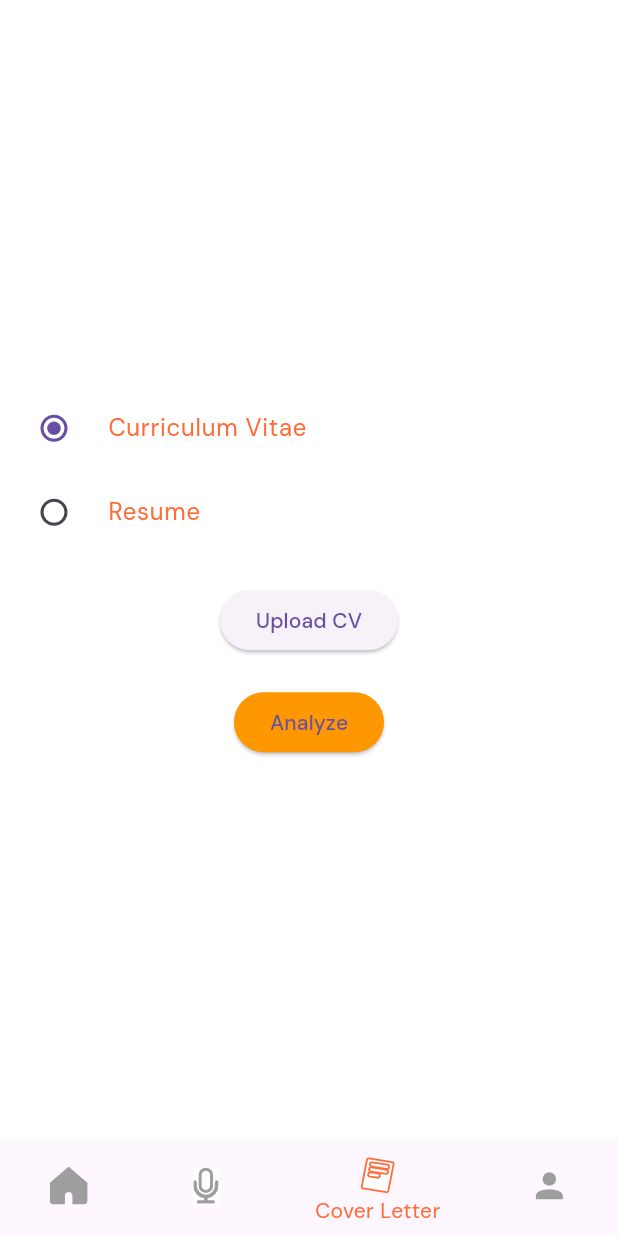
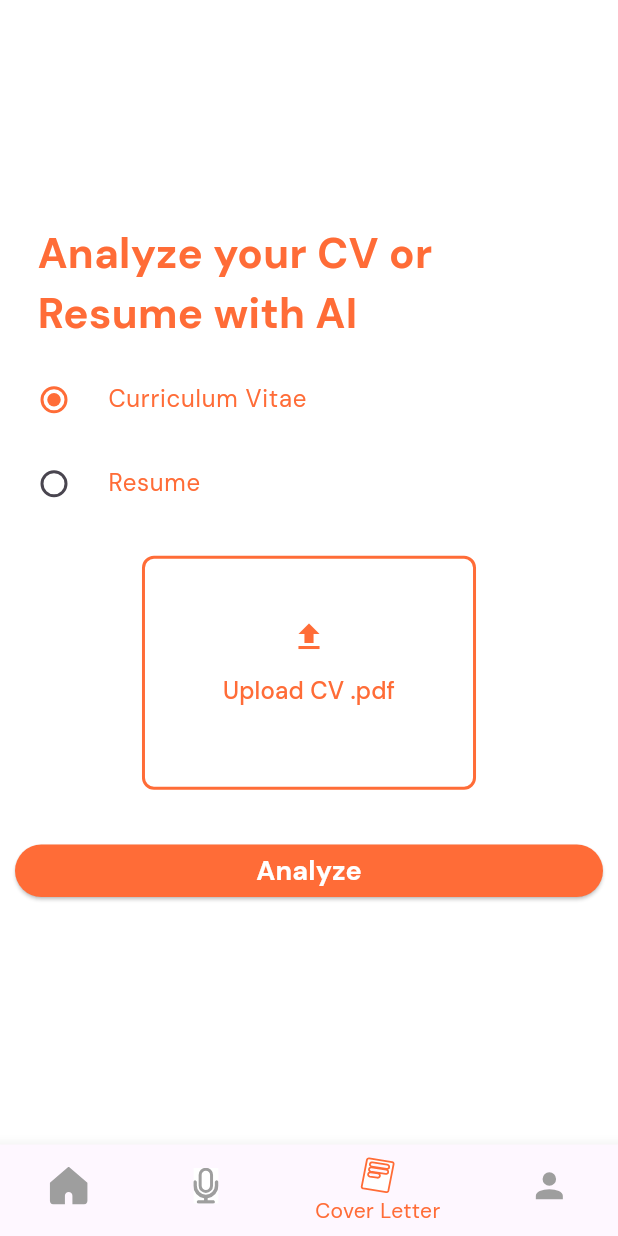
Before and after one commit to gnlehc/Preform, a Flutter app: the CoverLetterPage screen opened by its route, on a phone screen of 412 x 824 dp. Run offline on Flutter 3.47's test engine with Material 3 defaults, Android fonts, the phone set to English and light mode, and no system bars; our stand-ins replace file_picker, firebase_auth, firebase_core, firebase_database, flutter_svg, google_fonts and 1 more; accounts and stored records are empty.

Commit message:
some changes

```diff
--- a/lib/pages/cover_letter_page.dart
+++ b/lib/pages/cover_letter_page.dart
@@ -19,7 +19,6 @@ class CoverLetterPage extends StatefulWidget {
 }
 
 class _CoverLetterPageState extends State<CoverLetterPage> {
-
   CVOption? _cvOption = CVOption.curriculumVitae;
   File? _cvFile;
 
@@ -36,10 +35,9 @@ class _CoverLetterPageState extends State<CoverLetterPage> {
     }
   }
 
-  void _analyzeCV() async  {
+  void _analyzeCV() async {
     if (_cvFile != null) {
       // Implement logic cv analysis disini (pake openai api)
-
 
       // ------------------------
 
@@ -67,7 +65,6 @@ class _CoverLetterPageState extends State<CoverLetterPage> {
     });
   }
 
-
   // 2 = Cover Letter Page
   int _selectedIndex = 2;
 
@@ -91,17 +88,37 @@ class _CoverLetterPageState extends State<CoverLetterPage> {
         Navigator.pushNamed(context, '/accountPage');
         break;
     }
-
   }
 
   @override
   Widget build(BuildContext context) {
-    return Scaffold(backgroundColor: Colors.white,
+    return Scaffold(
+      backgroundColor: Colors.white,
       body: Column(
         mainAxisAlignment: MainAxisAlignment.center,
         children: <Widget>[
+          Flexible(
+            child: Padding(
+                padding: EdgeInsets.only(left: 25, right: 25),
+                child: Text(
+                  "Analyze your CV or Resume with AI",
+                  style: TextStyle(
+                      fontWeight: FontWeight.bold,
+                      fontSize: 28,
+                      color: const Color(0xFFFF6C37)),
+                )),
+          ),
+          Divider(
+            height: 10,
+            thickness: 1,
+            color: Colors.transparent,
+          ),
           RadioListTile<CVOption>(
-            title: const Text('Curriculum Vitae', style: TextStyle(color: const Color(0xFFFF6C37)),),
+            selectedTileColor: const Color(0xFFFF6C37),
+            title: const Text(
+              'Curriculum Vitae',
+              style: TextStyle(color: const Color(0xFFFF6C37)),
+            ),
             value: CVOption.curriculumVitae,
             groupValue: _cvOption,
             onChanged: (CVOption? value) {
@@ -109,9 +126,14 @@ class _CoverLetterPageState extends State<CoverLetterPage> {
                 _cvOption = value;
               });
             },
+            activeColor: const Color(0xFFFF6C37),
           ),
           RadioListTile<CVOption>(
-            title: const Text('Resume',style: TextStyle(color: const Color(0xFFFF6C37)),),
+              selectedTileColor: const Color(0xFFFF6C37),
+              title: const Text(
+                'Resume',
+                style: TextStyle(color: const Color(0xFFFF6C37)),
+              ),
               value: CVOption.resume,
               groupValue: _cvOption,
               onChanged: (CVOption? value) {
@@ -119,10 +141,66 @@ class _CoverLetterPageState extends State<CoverLetterPage> {
                   _cvOption = value;
                 });
               },
-          ),
+              activeColor: const Color(0xFFFF6C37)),
           SizedBox(height: 20),
           _cvFile != null
-              ? Column(
+              ? Container(
+            padding: const EdgeInsets.all(40),
+            decoration: BoxDecoration(
+              border: Border.all(color: Color(0xFFFF6C37), width: 2),
+              borderRadius: BorderRadius.circular(8),
+            ),
+            child: Column(
+              children: [
+                Icon(
+                  Icons.file_upload,
+                  color: Color(0xFFFF6C37),
+                  size: 24,
+                ),
+                SizedBox(height: 10,),
+                Text('Selected File: ${_cvFile!
+                    .path
+                    .split('/')
+                    .last}'),
+                TextButton(
+                  onPressed: _clearSelection,
+                  child: Text('Cancel', style: TextStyle(color: Color(0xFFFF6C37)),),
+                ),
+              ],
+            ),
+          ) : Container(
+            padding: EdgeInsets.all(40),
+            decoration: BoxDecoration(
+              border: Border.all(color: Color(0xFFFF6C37), width: 2),
+              borderRadius: BorderRadius.circular(8),
+            ),
+            child: Column(
+              children: [
+                Icon(
+                  Icons.file_upload,
+                  color: Color(0xFFFF6C37),
+                  size: 24,
+                ),
+                TextButton(
+                  onPressed: _pickCV,
+                  child: Text(
+                    'Upload CV .pdf',
+                    style: TextStyle(
+                      color: Color(0xFFFF6C37),
+                      fontSize: 16,
+                    ),
+                  ),
+                ),
+              ],
+            ),
+          ) /* ElevatedButton(
+                  onPressed: _pickCV,
+                  child: Text(
+                    'Upload',
+                    style: TextStyle(color: Colors.white),
+                  ),
+                ), */
+          /* Column(
                   children: [
                     Text('Selected File: ${_cvFile!.path.split('/').last}'),
                     Row(
@@ -140,29 +218,41 @@ class _CoverLetterPageState extends State<CoverLetterPage> {
                       ],
                     ),
                   ],
-          ): ElevatedButton(
-            onPressed: _pickCV,
-            child: Text('Upload CV'),
+                )
+                */
+
+          , SizedBox(height: 20),
+          Padding(
+            padding: const EdgeInsets.all(10),
+            child: ElevatedButton(
+              // implements start analyzing
+              onPressed: _analyzeCV,
+              style: ElevatedButton.styleFrom(
+                minimumSize: const Size(double.infinity, 35),
+                alignment: Alignment.centerLeft,
+                backgroundColor: const Color(0xFFFF6C37),
               ),
-          SizedBox(height: 20),
-          ElevatedButton(
-            onPressed: _analyzeCV,
-            child: Text('Analyze'),
-            style: ElevatedButton.styleFrom(
-              backgroundColor: Colors.orange,
-            ),
+              child: const Row(
+                mainAxisAlignment: MainAxisAlignment.center,
+                children: [
+                  Text(
+                    'Analyze',
+                    style: TextStyle(
+                        fontWeight: FontWeight.bold,
+                        fontSize: 18,
+                        color: Colors.white),
+                    textAlign: TextAlign.center,
                   ),
                 ],
               ),
-
-
+            ),
+          )
+        ],
+      ),
       bottomNavigationBar: BottomNavBar(
         selectedIndex: _selectedIndex,
         onItemSelected: _onNavBarTap,
       ),
     );
   }
-
-
-
 }
--- a/lib/widgets/ExploreMockInterviewCard.dart
+++ b/lib/widgets/ExploreMockInterviewCard.dart
@@ -148,7 +148,10 @@ class _ExploreMockInterviewCardState extends State<ExploreMockInterviewCard> {
                         Flexible(
                             child: Text("Top 10 HR Interview Questions",
                                 style: TextStyle(
-                                    fontWeight: FontWeight.bold, fontSize: 24)))
+                                    fontWeight: FontWeight.bold, fontSize: 24
+                                )
+                            )
+                        )
                       ],
                     ),
                     Divider(height: 10, color: Colors.transparent),
```
Lines whose indentation alone changed are shown as unchanged.
